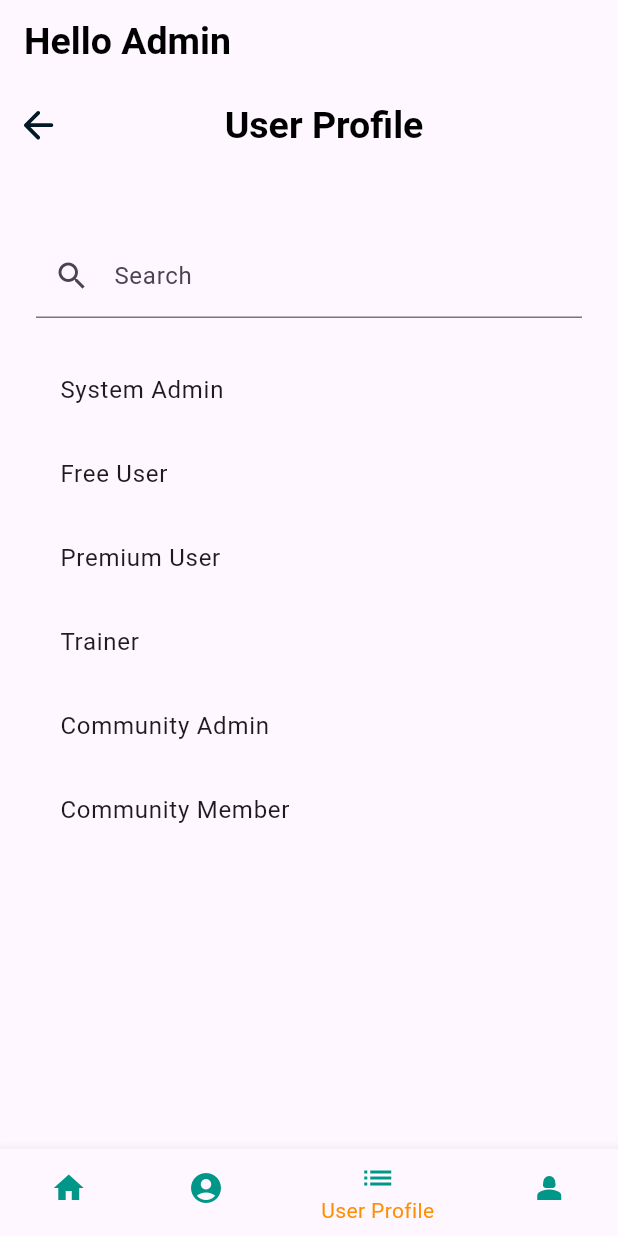
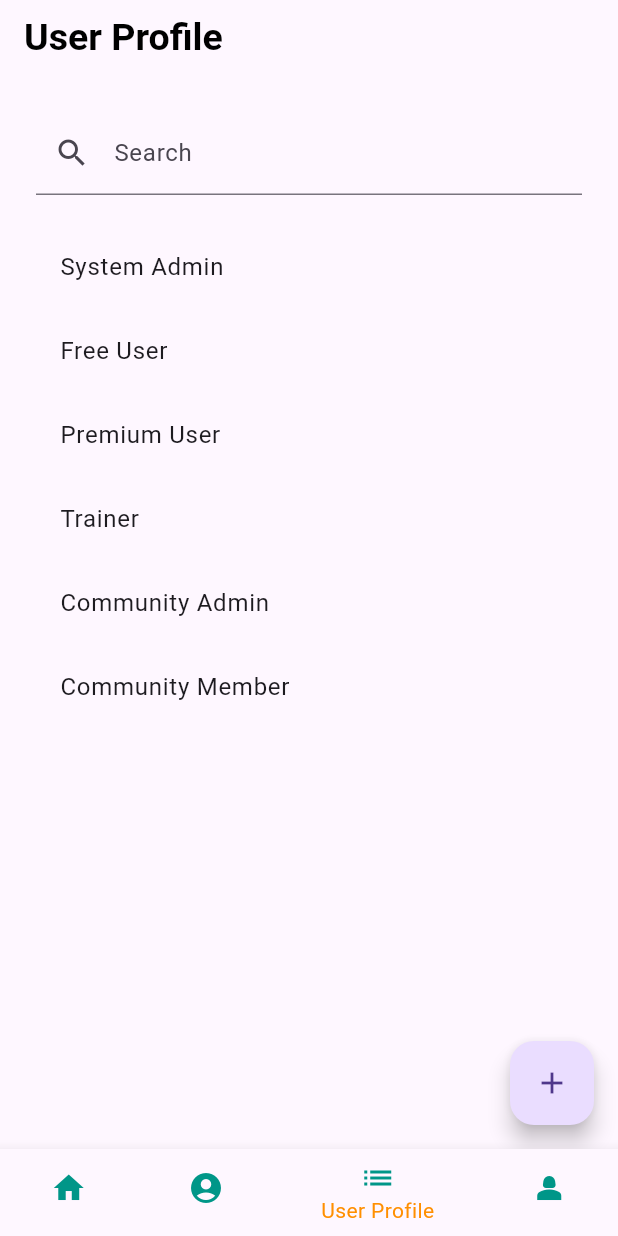
Before and after one commit to yoanadl/FYP, a Flutter app: the AdminPage screen opened directly, item 3 of the bottom bar chosen, on a phone screen of 412 x 824 dp. Run offline on Flutter 3.47's test engine with Material 3 defaults, Android fonts, the phone set to English and light mode, and no system bars; our stand-ins replace flutter_svg, font_awesome_flutter; Roboto replaces fonts that are missing (Poppins).

Commit message:
fixed app bar and navbar

```diff
--- a/food/lib/pages/SystemAdmin/admin_page.dart
+++ b/food/lib/pages/SystemAdmin/admin_page.dart
@@ -1,5 +1,4 @@
 import 'package:flutter/material.dart';
-import 'package:flutter_svg/flutter_svg.dart';
 import 'admin_homepage.dart';
 import 'useraccount_page.dart';
 import 'userprofile_page.dart';
@@ -12,18 +11,36 @@ class AdminPage extends StatefulWidget {
 }
 
 class _AdminPageState extends State<AdminPage> {
+  late PageController _pageController;
   int _selectedIndex = 0;
 
   static List<Widget> _widgetOptions = <Widget>[
-    AdminHomePage(),
+    AdminHomePage(), // Correctly instantiate your page widgets
     UserAccountPage(),
     UserProfilePage(),
-    AdminProfilePage()// Use the new page widgets
+    AdminProfilePage(),
   ];
+
+  @override
+  void initState() {
+    super.initState();
+    _pageController = PageController(initialPage: _selectedIndex);
+  }
+
+  @override
+  void dispose() {
+    _pageController.dispose();
+    super.dispose();
+  }
 
   void _onItemTapped(int index) {
     setState(() {
       _selectedIndex = index;
+      _pageController.animateToPage(
+        index,
+        duration: Duration(milliseconds: 300),
+        curve: Curves.ease,
+      );
     });
   }
 
@@ -31,12 +48,8 @@ class _AdminPageState extends State<AdminPage> {
   Widget build(BuildContext context) {
     return Scaffold(
       appBar: AppBar(
-        title: Row(
-          children: <Widget>[
-
-            Expanded(
-              child: Text(
-                'Hello Admin',
+        title: Text(
+          _getAppBarTitle(),
           style: TextStyle(
             fontWeight: FontWeight.w600,
             fontSize: 25.0,
@@ -44,17 +57,37 @@ class _AdminPageState extends State<AdminPage> {
             color: Colors.black,
           ),
         ),
+        toolbarHeight: 50,
       ),
-          ],
+      body: PageView(
+        controller: _pageController,
+        onPageChanged: (index) {
+          setState(() {
+            _selectedIndex = index;
+          });
+        },
+        children: _widgetOptions,
       ),
-      ),
-
-      body: _widgetOptions.elementAt(_selectedIndex),
       bottomNavigationBar: CustomNavigationBar(
         selectedIndex: _selectedIndex,
         onItemTapped: _onItemTapped,
       ),
     );
+  }
+
+  String _getAppBarTitle() {
+    switch (_selectedIndex) {
+      case 0:
+        return 'Admin Home'; // Return appropriate titles for each page
+      case 1:
+        return 'User Account';
+      case 2:
+        return 'User Profile';
+      case 3:
+        return 'Admin Profile';
+      default:
+        return 'Admin Page';
+    }
   }
 }
 
--- a/food/lib/pages/SystemAdmin/userprofile_page.dart
+++ b/food/lib/pages/SystemAdmin/userprofile_page.dart
@@ -8,36 +8,38 @@ class UserProfilePage extends StatelessWidget {
   Widget build(BuildContext context) {
     return MaterialApp(
       home: Scaffold(
-        appBar: AppBar(
-        title: Row(
-          children: <Widget>[
-            GestureDetector(
-              onTap: () {
-                // back
-                Navigator.of(context).pop();
-              },
-              child: SvgPicture.asset(
-                'lib/images/back-button.svg',
-                height: 20.0,
-                width: 20.0,
-              ),
-            ),
-            Expanded(
-              child: Text(
-                'User Profile',
-                textAlign: TextAlign.center, // Center align the text
-                style: TextStyle(
-                  fontWeight: FontWeight.w600,
-                  fontSize: 25.0,
-                  fontFamily: 'Poppins',
-                  color: Colors.black,
-                ),
-              ),
-            ),
-          ],
-        ),
+        appBar: null,
+      //   appBar: AppBar(
 
-      ),
+      //   // title: Row(
+      //   //   children: <Widget>[
+      //   //     GestureDetector(
+      //   //       onTap: () {
+      //   //         // back
+      //   //         Navigator.of(context).pop();
+      //   //       },
+      //   //       child: SvgPicture.asset(
+      //   //         'lib/images/back-button.svg',
+      //   //         height: 20.0,
+      //   //         width: 20.0,
+      //   //       ),
+      //   //     ),
+      //   //     Expanded(
+      //   //       child: Text(
+      //   //         'User Profile',
+      //   //         textAlign: TextAlign.center, // Center align the text
+      //   //         style: TextStyle(
+      //   //           fontWeight: FontWeight.w600,
+      //   //           fontSize: 25.0,
+      //   //           fontFamily: 'Poppins',
+      //   //           color: Colors.black,
+      //   //         ),
+      //   //       ),
+      //   //     ),
+      //   //   ],
+      //   // ),
+
+      // ),
 
       body: _UserProfileListView(),
 
@@ -93,13 +95,12 @@ class UserProfileListView extends State<_UserProfileListView> {
 
 @override
   Widget build(BuildContext context) {
-    return Padding(
+    return Stack(
+      children: [
+        Padding(
           padding: const EdgeInsets.all(24.0),
           child: Column(
             children: [
-          const SizedBox(
-            height: 20,
-          ),
 
               TextField(
                 controller: controller,
@@ -111,27 +112,36 @@ class UserProfileListView extends State<_UserProfileListView> {
                   ),
                 ),
               ),
-
               const SizedBox(
                 height: 20,
               ),
-
-          //search result
+              // Search results
               Expanded(
                 child: ListView.builder(
                   itemCount: filteredProfiles.length,
                   itemBuilder: (context, index) {
                     return ListTile(
-                 title: Text(filteredProfiles[index])
+                      title: Text(filteredProfiles[index]),
                     );
                   },
                 ),
               ),
             ],
           ),
+        ),
+        // Floating action button
+        Positioned(
+          bottom: 16.0, // Adjust as needed
+          right: 16.0, // Adjust as needed
+          child: FloatingActionButton(
+            onPressed: () {
+              // Add your action here
+              print('Floating action button pressed');
+            },
+            child: Icon(Icons.add),
+          ),
+        ),
+      ],
     );
-
   }
-
-
 }
```
Lines whose indentation alone changed are shown as unchanged.
